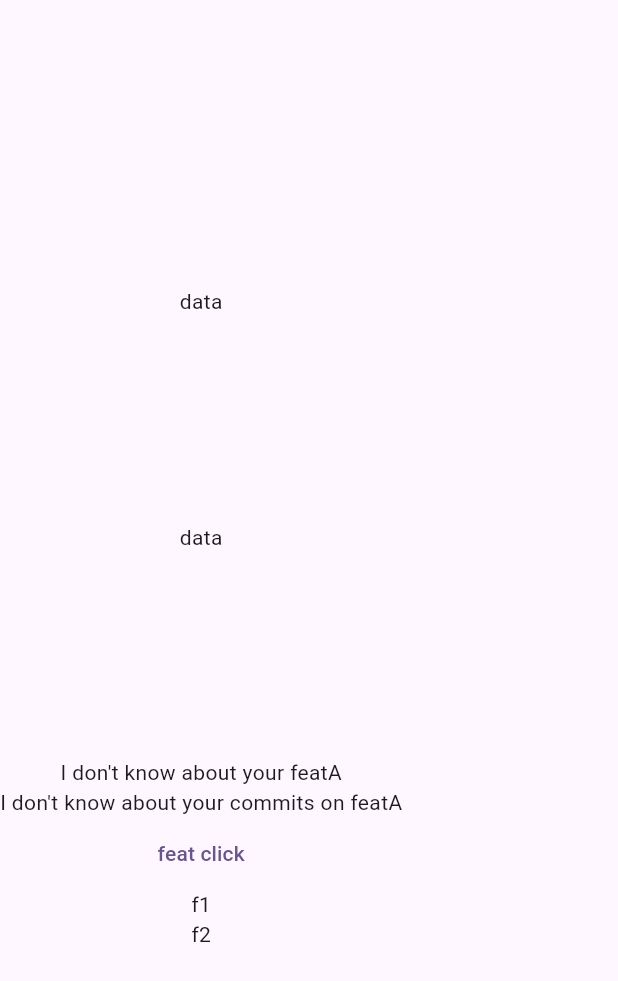
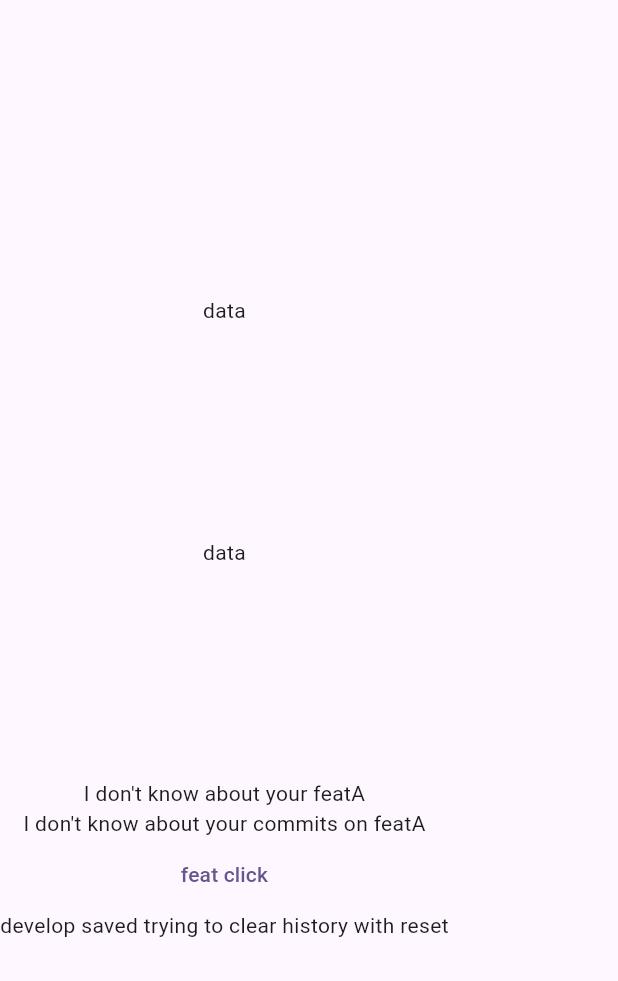
Before and after one commit to erkanybekov/my_experimentations, a Flutter app: the MyWidget widget shown alone on an empty page, opened directly, on a phone screen of 412 x 824 dp. Shown: the top 981 px of the screen. Run offline on Flutter 3.47's test engine with Material 3 defaults, Android fonts, the phone set to English and light mode, and no system bars; our stand-ins replace lorem_ipsum.

Commit message:
received reset from develop

```diff
--- a/lib/widgets_tips.dart
+++ b/lib/widgets_tips.dart
@@ -13,8 +13,7 @@ class MyWidget extends StatelessWidget {
         Flexible(child: Text("I don't know about your featA")),
         Flexible(child: Text("I don't know about your commits on featA")),
         Flexible(child: TextButton(onPressed: () {}, child: Text("feat click"))),
-        Text("f1"),
-        Text("f2")
+        Text("develop saved trying to clear history with reset")
       ],
     );
   }
```
